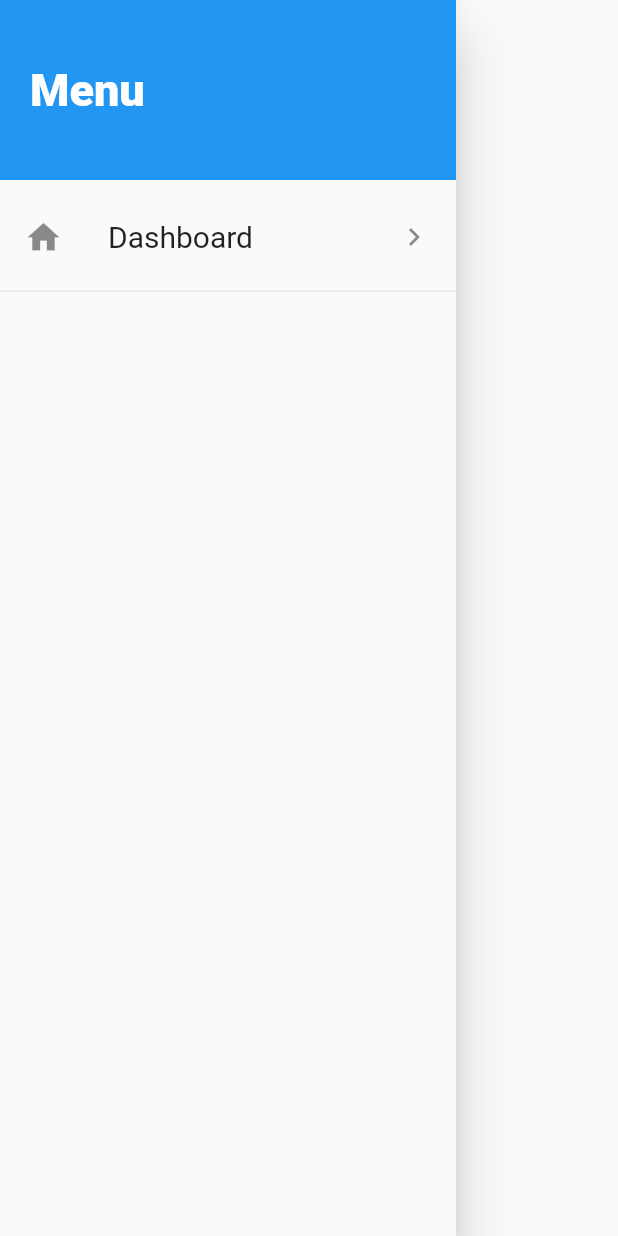
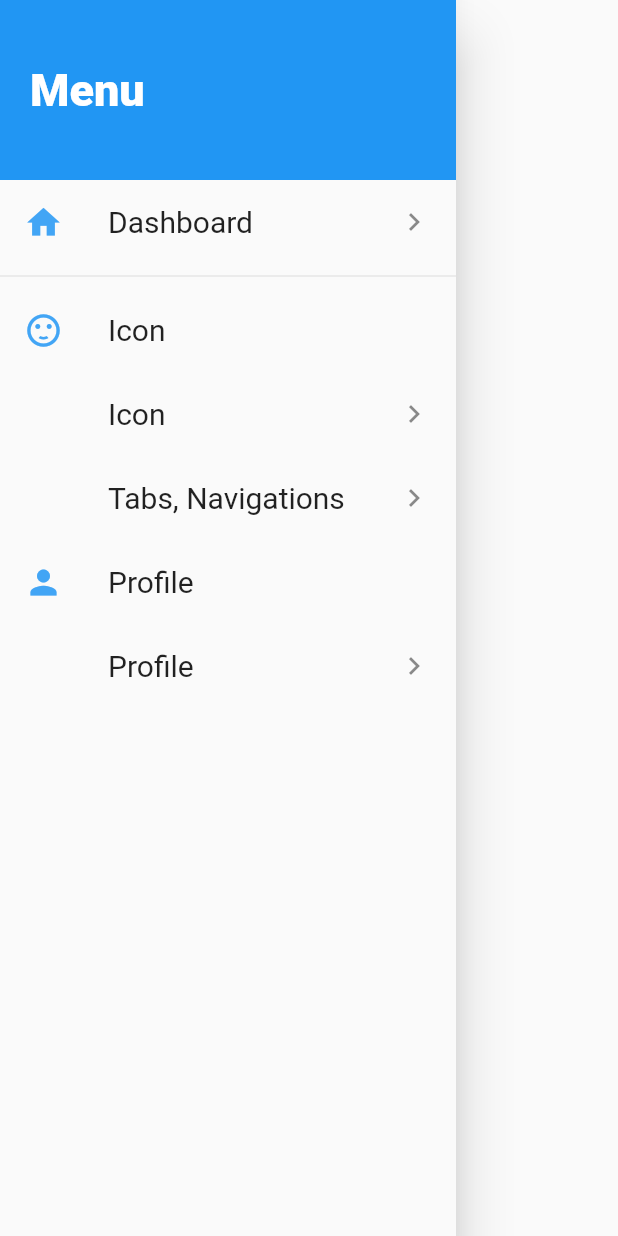
Before and after one commit to sammyv960/flutter, a Flutter app: the DrawerMain widget shown alone on an empty page, opened directly, on a phone screen of 412 x 824 dp. Run offline on Flutter 3.47's test engine with Material 2 defaults, Android fonts, the phone set to English and light mode, and no system bars.

Commit message:
drawer half done

```diff
--- a/lib/routes/routes.dart
+++ b/lib/routes/routes.dart
@@ -5,20 +5,21 @@ const Routes = const [
     iD: "ICON",
     route: "/icon",
     routeName: "Icon",
-    icon: Icons.lightbulb_outline,
+    // icon: Icons.lightbulb_outline,
     parentID: "GENERAL",
   ),
   Route(
     iD: "NAVIGATIONS",
     route: "/navigations",
     routeName: "Tabs, Navigations",
+    // icon: Icons.lightbulb_outline,
     parentID: "GENERAL",
   ),
   Route(
     iD: "PROFILE",
     route: "/profile",
     routeName: "Profile",
-    icon: Icons.person,
+    // icon: Icons.person,
     parentID: "PROFILE",
   ),
 ];
--- a/lib/widgets/drawerMain.dart
+++ b/lib/widgets/drawerMain.dart
@@ -9,6 +9,8 @@ class DrawerMain extends StatelessWidget {
 
   @override
   Widget build(BuildContext context) {
+    // final mediaQuery = MediaQuery.of(context);
+
     return Drawer(
       child: Column(children: [
         // HEADER
@@ -30,7 +32,7 @@ class DrawerMain extends StatelessWidget {
 
         // HOMEPAGE ITEMS
         Container(
-          padding: EdgeInsets.symmetric(vertical: 10),
+          // padding: EdgeInsets.symmetric(vertical: 10),
           child: Column(
             children: [
               MenuListTile(
@@ -44,18 +46,28 @@ class DrawerMain extends StatelessWidget {
         ),
 
         // MENU ITEMS
-        Container(
-
-          height: double.maxFinite,
-          color: Colors.lightBlue,
-          // child: ListView.builder(
-          //   itemBuilder: (ctx, index) => Center(
-          //     child: Flexible(
-          //       child: Text("hi"),
-          //     ),
-          //   ),
-          //   itemCount: routesParent.length,
-          // ),
+        Expanded(
+          child: ListView.builder(
+            itemBuilder: (ctx, index) => Column(children: [
+              MenuListTile(
+                title: routesParent[index].parentName,
+                icon: routesParent[index].icon,
+              ),
+              Column(
+                children: routes.where((route) {
+                  return route.parentID.contains(routesParent[index].iD);
+                }).map((route) {
+                  return MenuListTile(
+                    title: route.routeName,
+                    icon: route.icon,
+                    tappable: true,
+                    route: route.route,
+                  );
+                }).toList(),
+              )
+            ]),
+            itemCount: routesParent.length,
+          ),
         ),
 
         // buildListTile(context, "Forms", Icons.input, "/"),
@@ -81,13 +93,9 @@ class MenuListTile extends StatelessWidget {
   Widget build(BuildContext context) {
     return ListTile(
       leading: Icon(
-        icon != null
-            ? icon
-            : Icon(
-                Icons.mode_edit,
-                color: Colors.transparent,
-              ),
+        icon != null ? icon : Icons.mode_edit,
         size: 26,
+        color: icon != null ? Colors.blue.shade400 : Colors.transparent
       ),
       title: Text(
         title,
```
